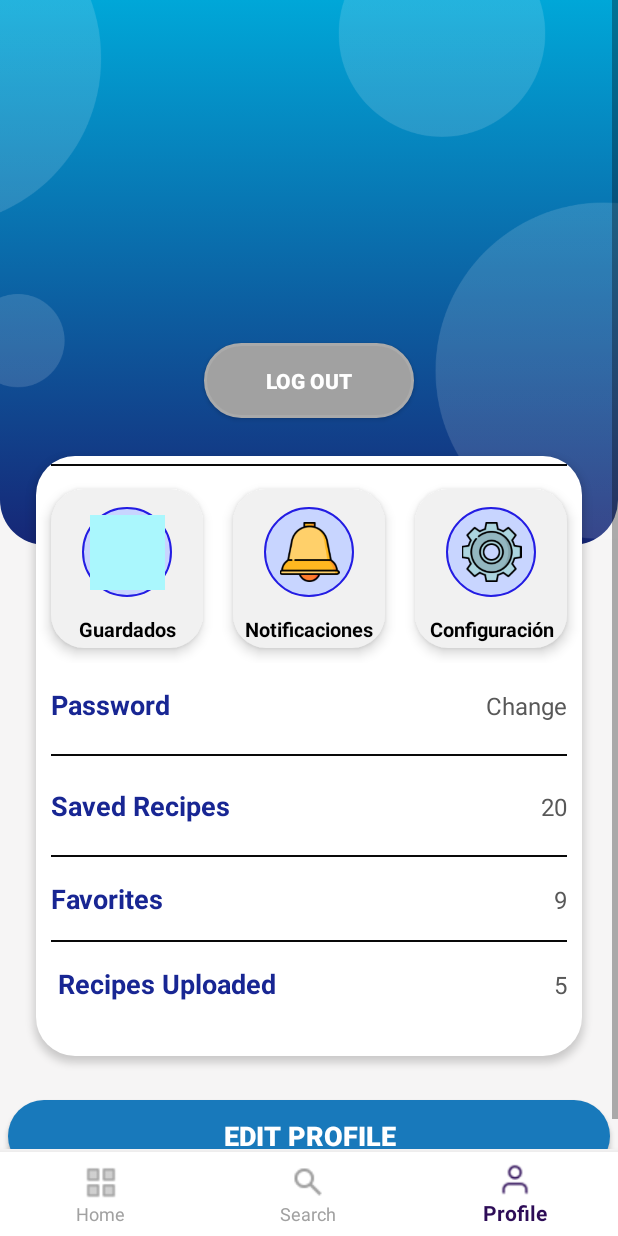
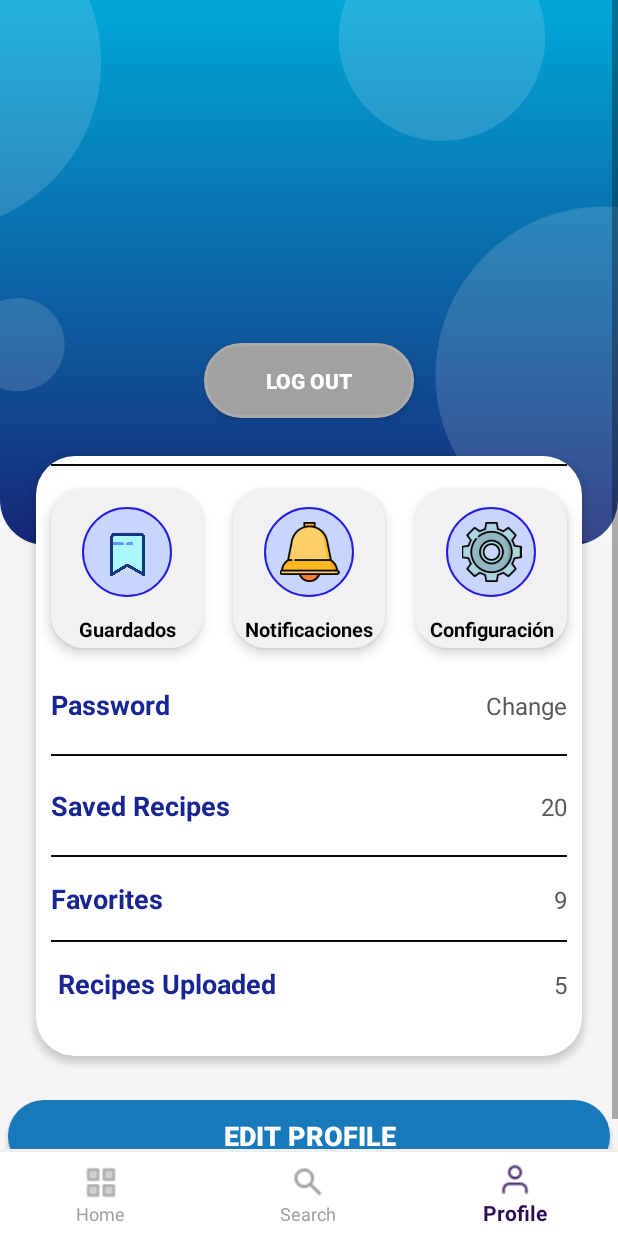
Before and after one commit to Klowsx/Tasty-Treats, an Android app: the fragment RecetasGuardadasFragment placed in its activity, item 3 of the bottom bar chosen, on a phone screen of 412 x 824 dp. Run offline under Robolectric (Android 15) with nearby library versions, the phone set to English and light mode, and no system bars; our stand-ins replace Firebase (no records; nobody signed in at launch, a user with empty details on screens opened directly); libraries missing offline, so code that uses them is left out: com.jakewharton.retrofit2; pictures from the network do not load.

Commit message:
Arreglo guardados

```diff
--- a/app/src/main/java/com/example/semestral/fragments/RecetasGuardadasFragment.kt
+++ b/app/src/main/java/com/example/semestral/fragments/RecetasGuardadasFragment.kt
@@ -5,6 +5,8 @@ import android.os.Bundle
 import android.view.LayoutInflater
 import android.view.View
 import android.view.ViewGroup
+import android.widget.TextView
+import androidx.core.view.isEmpty
 import androidx.fragment.app.Fragment
 import androidx.recyclerview.widget.LinearLayoutManager
 import androidx.recyclerview.widget.RecyclerView
@@ -14,7 +16,7 @@ class RecetasGuardadasFragment : Fragment() {
 
     private lateinit var recyclerView: RecyclerView
     private lateinit var adapter: RecetasGuardadasAdapter
-
+    private lateinit var  textViewNoSave: TextView
     override fun onCreateView(
         inflater: LayoutInflater, container: ViewGroup?,
         savedInstanceState: Bundle?
@@ -27,7 +29,7 @@ class RecetasGuardadasFragment : Fragment() {
 
         recyclerView = view.findViewById(R.id.recyclerViewRecetas)
         adapter = RecetasGuardadasAdapter(requireContext())
-
+        textViewNoSave= view.findViewById(R.id.tvNoRecetas)
         recyclerView.adapter = adapter
         recyclerView.layoutManager = LinearLayoutManager(requireContext())
 
@@ -44,4 +46,13 @@ class RecetasGuardadasFragment : Fragment() {
 
         adapter.submitList(savedRecipes.toList())
     }
+    private fun NoSaveText(){
+        if (recyclerView.adapter?.itemCount == 0) {
+            // Muestra el TextView si el RecyclerView está vacío
+            textViewNoSave.visibility = View.VISIBLE
+        } else {
+            // Oculta el TextView si el RecyclerView tiene elementos
+            textViewNoSave.visibility = View.GONE
+        }
+    }
 }
--- a/app/src/main/res/layout/fragment_profile.xml
+++ b/app/src/main/res/layout/fragment_profile.xml
@@ -44,6 +44,17 @@
                         app:layout_constraintStart_toStartOf="parent"
                         app:layout_constraintTop_toTopOf="parent">
 
+                        <ImageView
+                            android:id="@+id/imageView7"
+                            android:layout_width="0dp"
+                            android:layout_height="362dp"
+
+                            android:scaleType="centerCrop"
+                            android:src="@drawable/circles"
+                            app:layout_constraintEnd_toEndOf="parent"
+                            app:layout_constraintStart_toStartOf="parent"
+                            app:layout_constraintTop_toTopOf="parent"
+                            tools:ignore="MissingConstraints" />
                     </androidx.constraintlayout.widget.ConstraintLayout>
 
                     <ImageView
@@ -98,19 +109,6 @@
                         app:layout_constraintStart_toEndOf="@id/name"
                         app:layout_constraintTop_toBottomOf="@+id/imageView6" />
 
-                    <ImageView
-                        android:id="@+id/imageView7"
-                        android:layout_width="0dp"
-                        android:layout_height="362dp"
-                        android:layout_marginBottom="8dp"
-
-                        android:scaleType="centerCrop"
-                        android:src="@drawable/circles"
-                        app:layout_constraintBottom_toBottomOf="@+id/constraintLayout2"
-                        app:layout_constraintEnd_toEndOf="parent"
-                        app:layout_constraintStart_toStartOf="parent"
-                        app:layout_constraintTop_toTopOf="parent" />
-
                     <LinearLayout
                         android:id="@+id/linearLayout2"
                         android:layout_width="match_parent"
@@ -164,7 +162,8 @@
                                         android:id="@+id/imageViewSaved"
                                         android:layout_width="50dp"
                                         android:layout_height="50dp"
-                                        android:src="@drawable/guardado"
+
+                                        android:background="@drawable/guardado"
                                         app:layout_constraintBottom_toBottomOf="parent"
                                         app:layout_constraintEnd_toEndOf="parent"
                                         android:contentDescription="Boton Guarddados"
--- a/app/src/main/res/layout/fragment_recetas_guardadas.xml
+++ b/app/src/main/res/layout/fragment_recetas_guardadas.xml
@@ -18,7 +18,7 @@
         android:layout_alignParentTop="true"
         android:layout_alignParentEnd="true"
         android:layout_marginStart="112dp"
-        android:layout_marginTop="18dp"
+        android:layout_marginTop="11dp"
         android:layout_marginEnd="144dp"
         android:text="Recetas guardadas"
         android:textColor="#8b8b8b"
```
